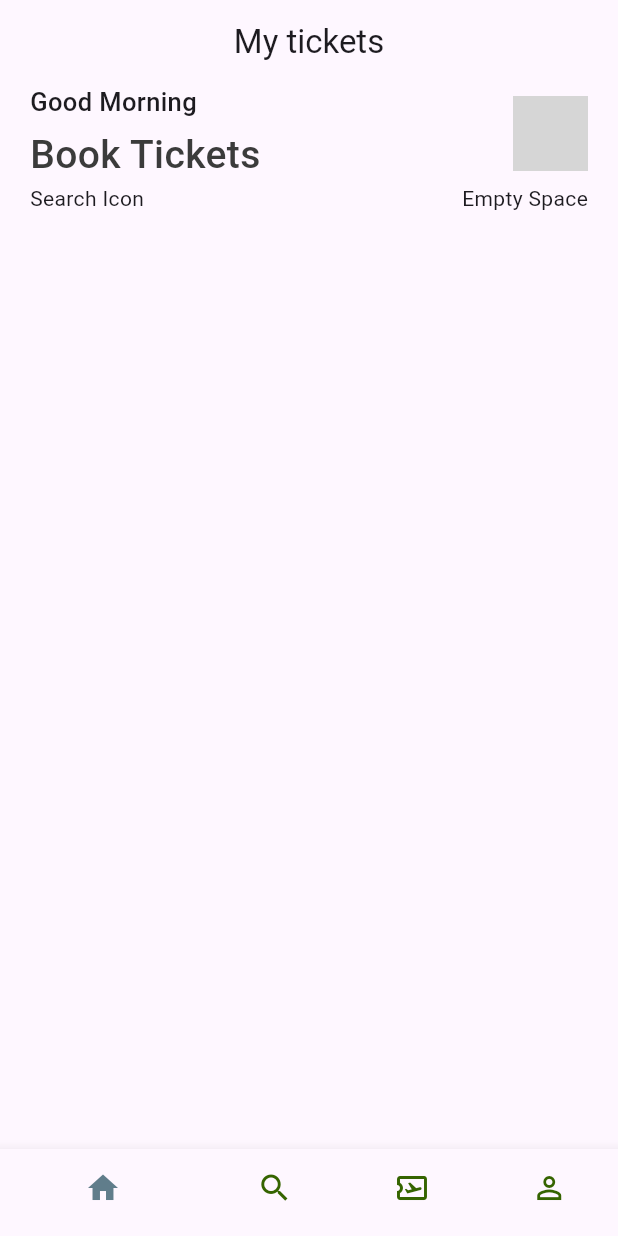
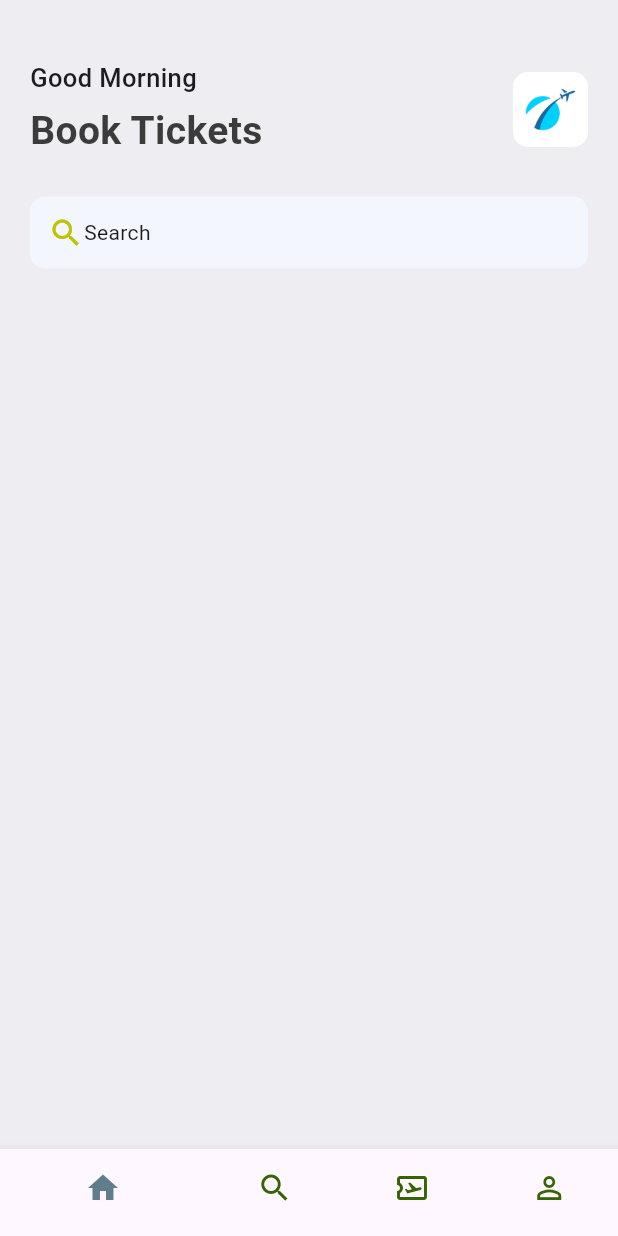
Before and after one commit to V-UNiQuE-V/travelit, a Flutter app: the screen it shows after launch, on a phone screen of 412 x 824 dp. Run offline on Flutter 3.47's test engine with Material 3 defaults, Android fonts, the phone set to English and light mode, and no system bars; grey boxes are pictures that could not be loaded.

Commit message:
Home Screen: Search Bar

```diff
--- a/lib/base/bottom_nav_bar.dart
+++ b/lib/base/bottom_nav_bar.dart
@@ -28,7 +28,7 @@ class _BottomNavBarState extends State<BottomNavBar> {
   @override
   Widget build(BuildContext context) {
     return Scaffold(
-      appBar: AppBar(title: Text("My tickets"), centerTitle: true),
+      // appBar: AppBar(title: Text("My tickets"), centerTitle: true),
       body: appScreens[_selectedIndex],
       bottomNavigationBar: BottomNavigationBar(
         currentIndex: _selectedIndex,
--- a/lib/main.dart
+++ b/lib/main.dart
@@ -11,6 +11,7 @@ class MyApp extends StatelessWidget {
   @override
   Widget build(BuildContext context) {
     return MaterialApp(
+      debugShowCheckedModeBanner: false,
       home: BottomNavBar()
     );
   }
--- a/lib/res/app_styles.dart
+++ b/lib/res/app_styles.dart
@@ -4,10 +4,11 @@ Color primary = const Color(0xFF687daf);
 class AppStyles {
   static Color primaryColor = primary;
   static Color textColor = const Color(0xFF3b3b3b);
+  static Color bgColor = const Color(0xFFEEEDF2);
 
   static TextStyle headLineStyle1 = TextStyle(
     fontSize: 26,
-    fontWeight: FontWeight.w500,
+    fontWeight: FontWeight.bold,
     color: textColor
   );
   static TextStyle headLineStyle3 = TextStyle(
--- a/lib/res/media.dart
+++ b/lib/res/media.dart
@@ -1,5 +1,5 @@
 class AppMedia {
-  static const _baseImage = "assets/images/";
+  static const _baseImage = "assets/images";
   static const logo = '$_baseImage/logo.png';
   //static means it's not part of the class instance but class itself
   //const helps to assign a value which can't be changed during the run time
--- a/lib/screens/home_screen.dart
+++ b/lib/screens/home_screen.dart
@@ -1,7 +1,7 @@
 import 'package:flutter/material.dart';
 import 'package:ticket_app/res/app_styles.dart';
-import 'package:ticket_app/res/media.dart';
 
+import '../res/media.dart';
 class HomeScreen extends StatefulWidget {
   const HomeScreen({super.key});
 
@@ -14,9 +14,11 @@ class _HomeScreenState extends State<HomeScreen> {
   Widget build(BuildContext context) {
     //Widgets: Column, ListView, ListView.builder, Expand
     return Scaffold(
+      backgroundColor: AppStyles.bgColor,
       body: ListView(
         //Scrollable Effect
         children: [
+          const SizedBox(height: 40),
           //To put things on Top of each other use Column Widget, Empty space is also a widget
           Container(
             padding: const EdgeInsets.symmetric(horizontal: 20),
@@ -42,17 +44,30 @@ class _HomeScreenState extends State<HomeScreen> {
                         //Styling a vector
                         decoration: BoxDecoration(
                           borderRadius: BorderRadius.circular(10),
+                          // color: Colors.cyan,
                           image: DecorationImage(
                             //ImageProvider - diff. classes in flutter eg: NetworkImage - loads image from the Internet
-                              image: AssetImage(AppMedia.logo) //Tells the code where images are located
+                              image: AssetImage(AppMedia.logo)//Tells the code where images are located
                           )
                         )
                     )
                   ],
                 ),
-                Row(
-                  mainAxisAlignment: MainAxisAlignment.spaceBetween,
-                  children: [Text("Search Icon"), Text("Empty Space")],
+                const SizedBox(height: 25),
+                Container(
+                  padding: EdgeInsets.symmetric(horizontal: 12, vertical: 12),
+                  decoration: BoxDecoration(
+                    borderRadius: BorderRadius.circular(10),
+                    color: const Color(0xFFF4F6FD),
+                  ),
+                  child: Row(
+                    // mainAxisAlignment: MainAxisAlignment.spaceBetween,
+                    //Decoration: Search Bar
+                    children: [
+                      Icon(Icons.search_outlined, color: Color(0xFFbfc205)),
+                      Text("Search"),
+                    ]
+                  ),
                 ),
               ],
             ),
```
